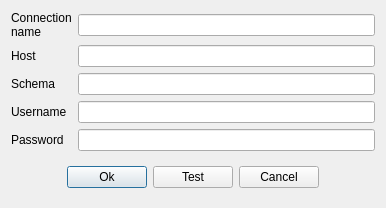
Old version of the form Resort/databaseconnection.ui in the repository End1-1/Resort.
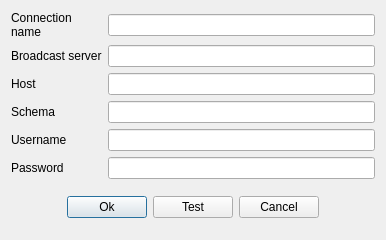
New version of the form.

The edit to the form file:
```diff
--- a/Resort/databaseconnection.ui
+++ b/Resort/databaseconnection.ui
@@ -7,7 +7,7 @@
     <x>0</x>
     <y>0</y>
     <width>386</width>
-    <height>197</height>
+    <height>240</height>
    </rect>
   </property>
   <property name="windowTitle">
@@ -16,62 +16,54 @@
   <layout class="QHBoxLayout" name="horizontalLayout">
    <item>
     <layout class="QGridLayout" name="gridLayout">
-     <item row="1" column="1">
-      <widget class="QLineEdit" name="leMainHost"/>
-     </item>
-     <item row="1" column="0">
-      <widget class="QLabel" name="label">
-       <property name="text">
-        <string>Host</string>
-       </property>
-      </widget>
-     </item>
-     <item row="0" column="0">
-      <widget class="QLabel" name="label_2">
-       <property name="text">
-        <string>Connection
-name</string>
-       </property>
-      </widget>
+     <item row="3" column="1">
+      <widget class="QLineEdit" name="leMainDb"/>
      </item>
      <item row="4" column="0">
-      <widget class="QLabel" name="label_5">
-       <property name="text">
-        <string>Password</string>
-       </property>
-      </widget>
-     </item>
-     <item row="2" column="0">
-      <widget class="QLabel" name="label_3">
-       <property name="text">
-        <string>Schema</string>
-       </property>
-      </widget>
-     </item>
-     <item row="3" column="0">
       <widget class="QLabel" name="label_4">
        <property name="text">
         <string>Username</string>
        </property>
       </widget>
      </item>
-     <item row="4" column="1">
+     <item row="5" column="1">
       <widget class="QLineEdit" name="leMainPassword">
        <property name="echoMode">
         <enum>QLineEdit::Password</enum>
        </property>
       </widget>
      </item>
+     <item row="2" column="0">
+      <widget class="QLabel" name="label">
+       <property name="text">
+        <string>Host</string>
+       </property>
+      </widget>
+     </item>
+     <item row="3" column="0">
+      <widget class="QLabel" name="label_3">
+       <property name="text">
+        <string>Schema</string>
+       </property>
+      </widget>
+     </item>
+     <item row="4" column="1">
+      <widget class="QLineEdit" name="leMainUser"/>
+     </item>
+     <item row="2" column="1">
+      <widget class="QLineEdit" name="leMainHost"/>
+     </item>
+     <item row="5" column="0">
+      <widget class="QLabel" name="label_5">
+       <property name="text">
+        <string>Password</string>
+       </property>
+      </widget>
+     </item>
      <item row="0" column="1">
       <widget class="QLineEdit" name="leName"/>
      </item>
-     <item row="2" column="1">
-      <widget class="QLineEdit" name="leMainDb"/>
-     </item>
-     <item row="3" column="1">
-      <widget class="QLineEdit" name="leMainUser"/>
-     </item>
-     <item row="5" column="0" colspan="2">
+     <item row="6" column="0" colspan="2">
       <widget class="QWidget" name="widget" native="true">
        <layout class="QHBoxLayout" name="horizontalLayout_2">
         <item>
@@ -124,6 +116,24 @@
        </layout>
       </widget>
      </item>
+     <item row="0" column="0">
+      <widget class="QLabel" name="label_2">
+       <property name="text">
+        <string>Connection
+name</string>
+       </property>
+      </widget>
+     </item>
+     <item row="1" column="0">
+      <widget class="QLabel" name="label_6">
+       <property name="text">
+        <string>Broadcast server</string>
+       </property>
+      </widget>
+     </item>
+     <item row="1" column="1">
+      <widget class="QLineEdit" name="leBroadcastServer"/>
+     </item>
     </layout>
    </item>
   </layout>
```
